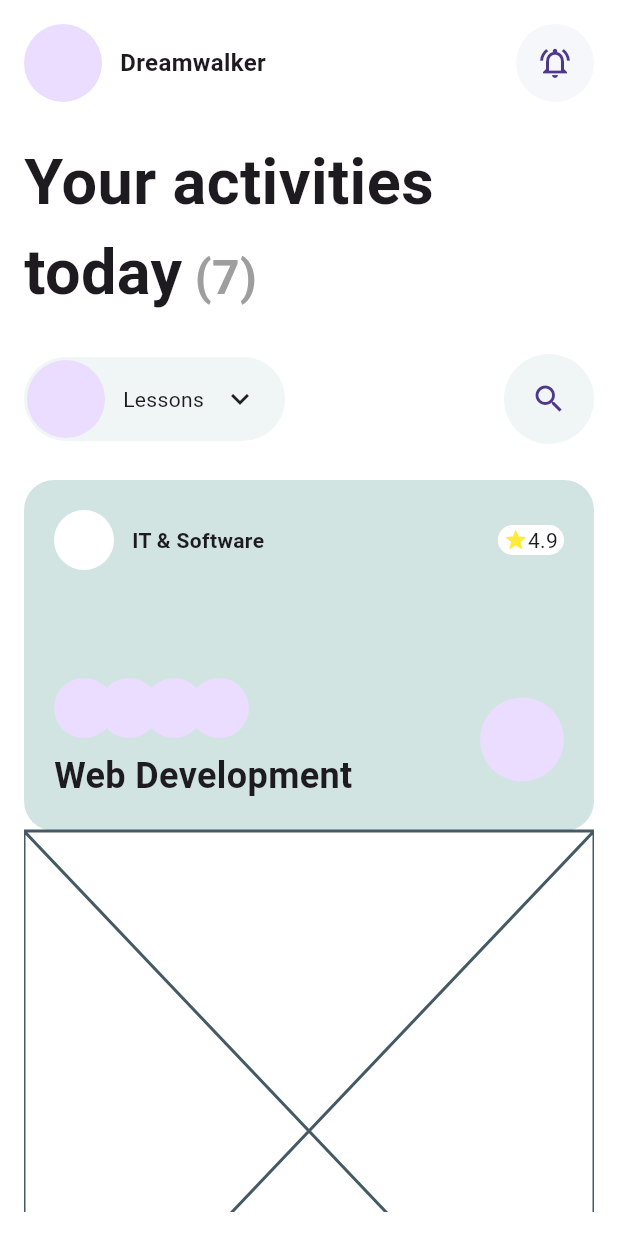
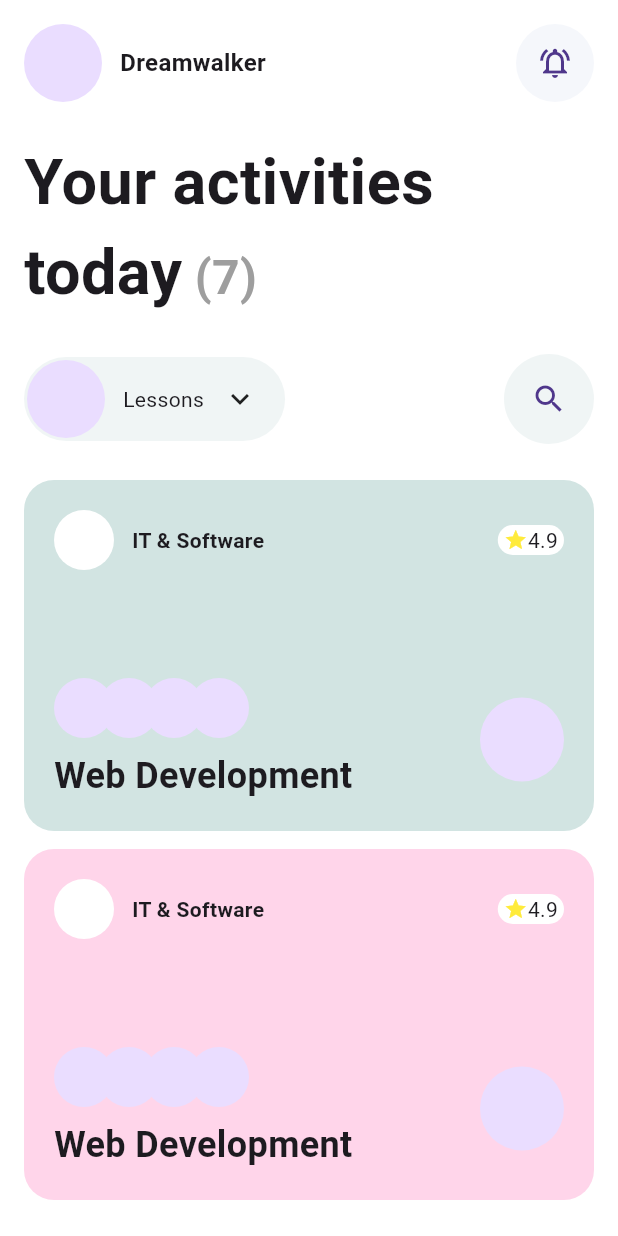
Before and after one commit to JAICHANGPARK/flutter_notebook_chapter_43, a Flutter app: the EducationHomePage screen opened directly, on a phone screen of 412 x 824 dp. Run offline on Flutter 3.47's test engine with Material 3 defaults, Android fonts, the phone set to English and light mode, and no system bars; our stand-ins replace gap, hugeicons, percent_indicator.

Commit message:
Update education_home_page.dart

```diff
--- a/lib/ep2191_education_app/ui/education_home_page.dart
+++ b/lib/ep2191_education_app/ui/education_home_page.dart
@@ -108,6 +108,9 @@ class _EducationHomePageState extends State<EducationHomePage> {
                       color: Color.fromRGBO(210, 228, 226, 1),
                       borderRadius: BorderRadius.circular(20),
                     ),
+                    margin: EdgeInsets.only(
+                      bottom: 12,
+                    ),
                     padding: EdgeInsets.all(20),
                     child: Column(
                       crossAxisAlignment: CrossAxisAlignment.start,
@@ -133,7 +136,11 @@ class _EducationHomePageState extends State<EducationHomePage> {
                               padding: EdgeInsets.symmetric(horizontal: 4),
                               child: Row(
                                 children: [
-                                  Icon(Icons.star, color: Colors.yellow, size: 16),
+                                  Icon(
+                                    Icons.star,
+                                    color: Colors.yellow,
+                                    size: 16,
+                                  ),
                                   Text(
                                     "4.9",
                                   ),
@@ -200,7 +207,110 @@ class _EducationHomePageState extends State<EducationHomePage> {
                       ],
                     ),
                   ),
-                  Placeholder(),
+                  Container(
+                    decoration: BoxDecoration(
+                      color: Color.fromRGBO(255, 213, 234, 1),
+                      borderRadius: BorderRadius.circular(20),
+                    ),
+                    margin: EdgeInsets.only(
+                      bottom: 12,
+                    ),
+                    padding: EdgeInsets.all(20),
+                    child: Column(
+                      crossAxisAlignment: CrossAxisAlignment.start,
+                      children: [
+                        Row(
+                          spacing: 12,
+                          children: [
+                            CircleAvatar(
+                              backgroundColor: Colors.white,
+                            ),
+                            Text(
+                              "IT & Software",
+                              style: TextStyle(
+                                fontWeight: FontWeight.bold,
+                              ),
+                            ),
+                            Spacer(),
+                            Container(
+                              decoration: ShapeDecoration(
+                                shape: StadiumBorder(),
+                                color: Colors.white,
+                              ),
+                              padding: EdgeInsets.symmetric(horizontal: 4),
+                              child: Row(
+                                children: [
+                                  Icon(
+                                    Icons.star,
+                                    color: Colors.yellow,
+                                    size: 16,
+                                  ),
+                                  Text(
+                                    "4.9",
+                                  ),
+                                ],
+                              ),
+                            )
+                          ],
+                        ),
+                        Gap(72),
+                        Row(
+                          children: [
+                            Expanded(
+                              child: Column(
+                                crossAxisAlignment: CrossAxisAlignment.start,
+                                children: [
+                                  SizedBox(
+                                    height: 40,
+                                    width: double.infinity,
+                                    child: Stack(
+                                      children: [
+                                        Positioned(
+                                          top: 0,
+                                          left: 0,
+                                          bottom: 0,
+                                          child: CircleAvatar(),
+                                        ),
+                                        Positioned(
+                                          top: 0,
+                                          left: 30,
+                                          bottom: 0,
+                                          child: CircleAvatar(),
+                                        ),
+                                        Positioned(
+                                          top: 0,
+                                          left: 60,
+                                          bottom: 0,
+                                          child: CircleAvatar(),
+                                        ),
+                                        Positioned(
+                                          top: 0,
+                                          left: 90,
+                                          bottom: 0,
+                                          child: CircleAvatar(),
+                                        )
+                                      ],
+                                    ),
+                                  ),
+                                  Gap(8),
+                                  Text(
+                                    "Web Development",
+                                    style: TextStyle(
+                                      fontSize: 24,
+                                      fontWeight: FontWeight.bold,
+                                    ),
+                                  )
+                                ],
+                              ),
+                            ),
+                            CircleAvatar(
+                              radius: 28,
+                            ),
+                          ],
+                        ),
+                      ],
+                    ),
+                  ),
                 ],
               ))
             ],
```
